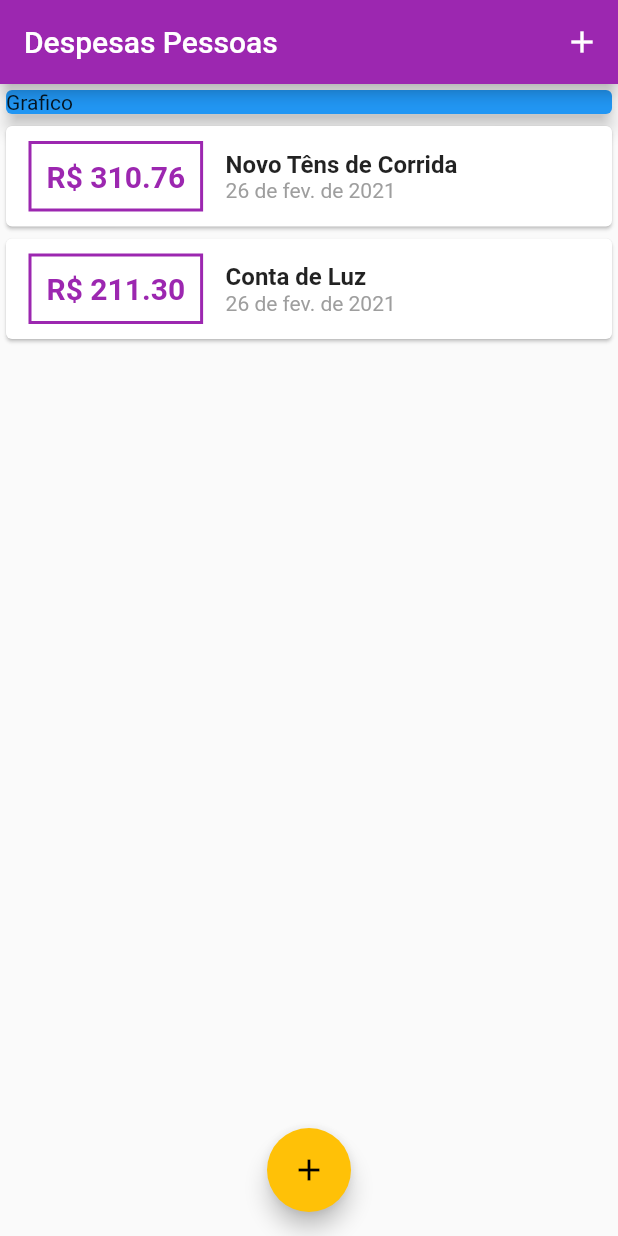
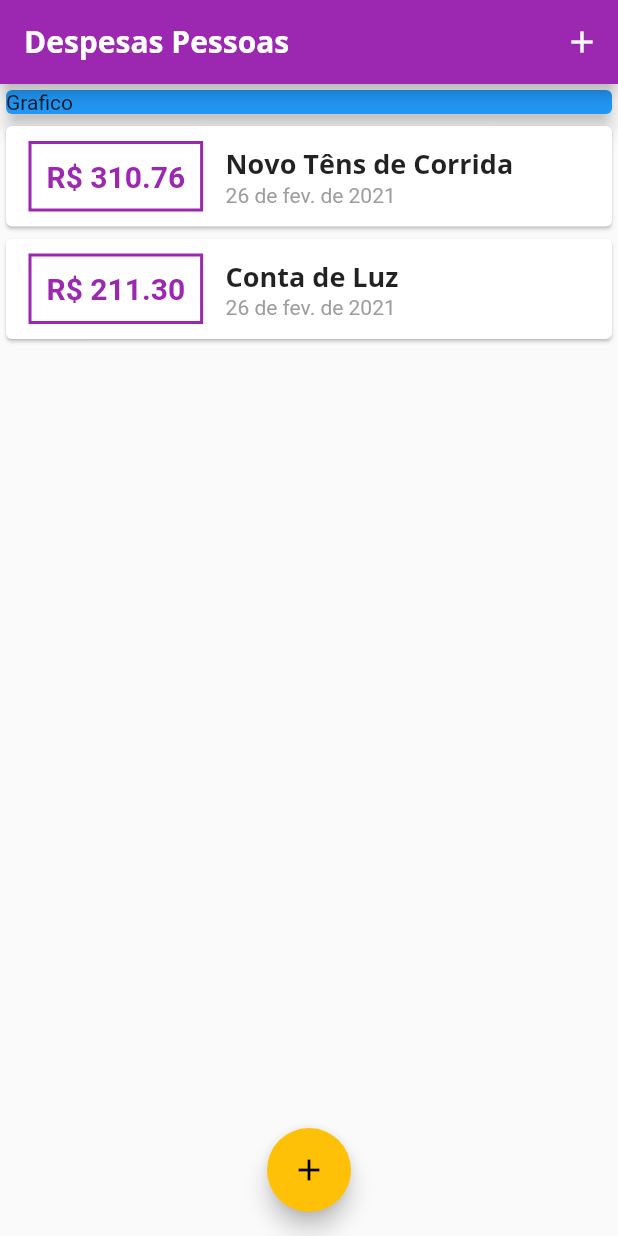
Before and after one commit to CristianoSFMothe/expenses, a Flutter app: the screen it shows after launch, on a phone screen of 412 x 824 dp. Run offline on Flutter 3.47's test engine with Material 2 defaults, Android fonts, the phone set to English and light mode, and no system bars.

Commit message:
1.6 - Fonte e tema
Definido as fontes que irão ser utilizada,
-  Importando elas para a pasta assets/fonts
 - E em pubspec.yaml habilitar as dependências da fontes
 - Fazendo as configurações no main para receber o estilo das fontes aplicadas

```diff
--- a/lib/components/transactions_list.dart
+++ b/lib/components/transactions_list.dart
@@ -50,10 +50,11 @@ class TransactionList extends StatelessWidget {
                   children: <Widget>[
                     Text(
                       tr.title,
-                      style: TextStyle(
-                        fontSize: 16,
-                        fontWeight: FontWeight.bold,
-                      ),
+                      style: Theme.of(context).textTheme.headline6,
+                      // style: TextStyle(
+                      //   fontSize: 16,
+                      //   fontWeight: FontWeight.bold,
+                      // ),
                     ),
 
                     // Titulo e data da transação
--- a/lib/main.dart
+++ b/lib/main.dart
@@ -16,6 +16,23 @@ class ExpensesApp extends StatelessWidget {
       theme: ThemeData(
         primarySwatch: Colors.purple,
         accentColor: Colors.amber,
+        fontFamily: 'Quicksand',
+        textTheme: ThemeData.light().textTheme.copyWith(
+              headline6: TextStyle(
+                fontFamily: 'OpenSans',
+                fontSize: 18,
+                fontWeight: FontWeight.bold,
+              ),
+            ),
+        appBarTheme: AppBarTheme(
+          textTheme: ThemeData.light().textTheme.copyWith(
+                headline6: TextStyle(
+                  fontFamily: 'OpenSans',
+                  fontSize: 20,
+                  fontWeight: FontWeight.bold,
+                ),
+              ),
+        ),
       ),
     );
   }
```
Also changed, not shown: pubspec.yaml (+11 -6 lines), assets/fonts/OpenSans-Bold.ttf (added), assets/fonts/OpenSans-Regular.ttf (added), assets/fonts/Quicksand-Bold.ttf (added), assets/fonts/Quicksand-Light.ttf (added), assets/fonts/Quicksand-Medium.ttf (added), assets/fonts/Quicksand-Regular.ttf (added).
